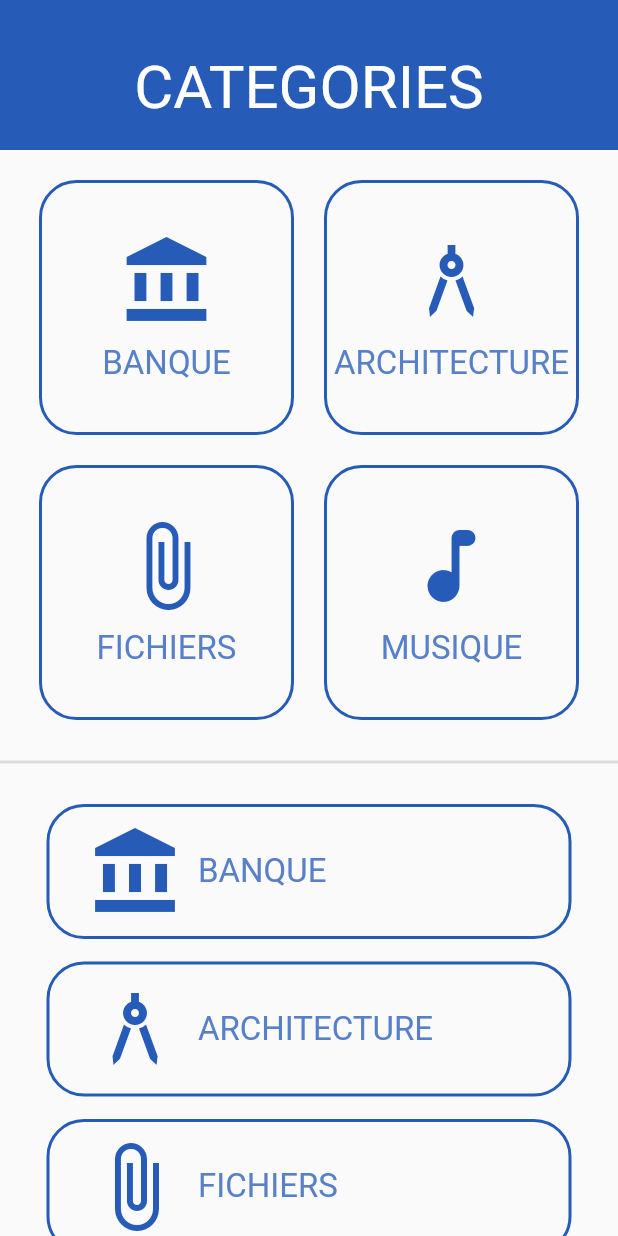
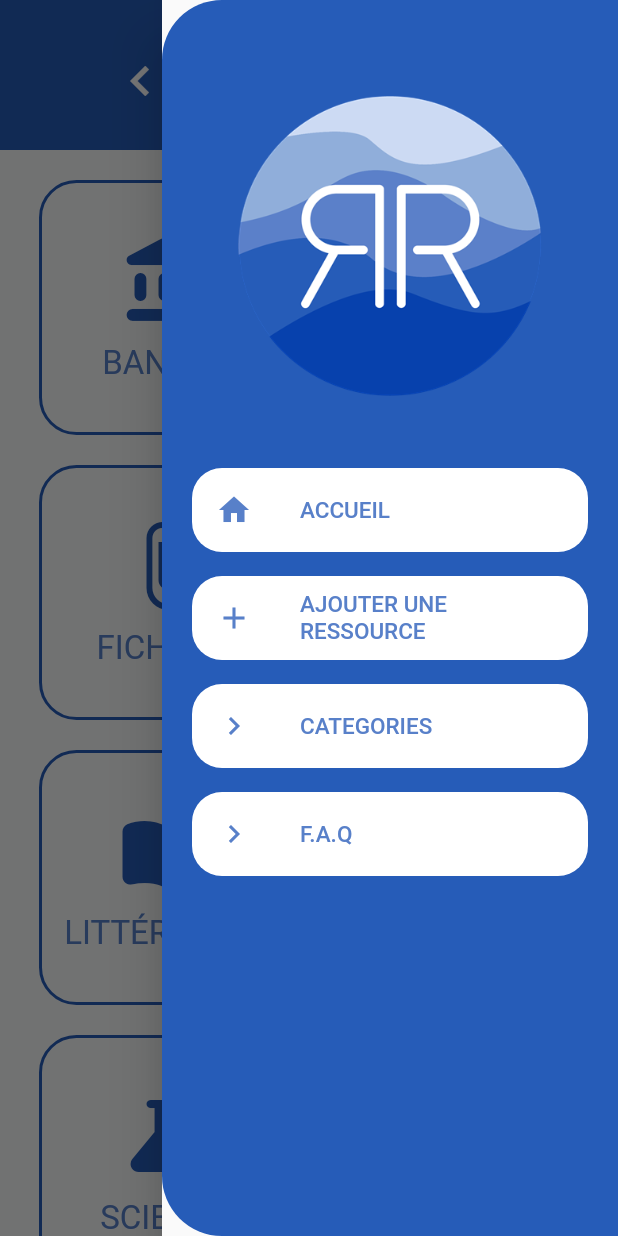
Before and after one commit to JulienCorbo/le_cube, a Flutter app: the categoryPage screen opened directly, with the side drawer open (before the commit the screen has no drawer), on a phone screen of 412 x 824 dp. Run offline on Flutter 3.47's test engine with Material 2 defaults, Android fonts, the phone set to English and light mode, and no system bars; our stand-ins replace carousel_slider, google_fonts, share_plus, video_player.

Commit message:
Inscription + UI
Implémentation de l'inscription (TODO: sécurisation)

```diff
--- a/lib/commons/constants.dart
+++ b/lib/commons/constants.dart
@@ -44,13 +44,19 @@ final textInputDecoration = InputDecoration(
     )
 );
 
+final errorTextStyle = GoogleFonts.zenKurenaido(
+  textStyle: const TextStyle(
+    color: Colors.red,
+  )
+);
+
 final textStyle = GoogleFonts.zenKurenaido(
   textStyle: const TextStyle(
     color: blueText,
   ),
 );
 
-Widget categoryElementPage1({
+Widget categoryElementPage({
   required String title,
   required IconData? icon,
 }) => Container(
@@ -83,42 +89,6 @@ Widget categoryElementPage1({
           ),
         ),
   )
-);
-
-Widget categoryElementPage2({
-  required String title,
-  required IconData? icon,
-}) => Container(
-    width: 350,
-    height: 90,
-    decoration: BoxDecoration(
-      border: Border.all(width: 2.0, color: blueBorder),
-      borderRadius: BorderRadius.circular(25),
-    ),
-    child: SizedBox.fromSize(
-      size: Size(56, 56),
-      child: InkWell(
-        borderRadius: BorderRadius.circular(20),
-        splashColor: blueText, // splash color
-        onTap: () {}, // button pressed
-        child: Row(
-          mainAxisAlignment: MainAxisAlignment.start,
-          children: [
-            const SizedBox(width: 25),
-            Icon(
-              icon,
-              color: blueIcon,
-              size: 64,
-            ),
-            const SizedBox(width: 10),
-            Text(
-                title,
-                style: textStyle.copyWith(fontSize: 22)
-            ),
-          ],
-        ),
-      ),
-    )
 );
 
 Widget spotlightElement({
--- a/lib/main.dart
+++ b/lib/main.dart
@@ -1,7 +1,6 @@
 import 'package:flutter/material.dart';
 
-import 'package:le_cube/screens/splashScreen.dart';
-import 'package:le_cube/screens/homePage.dart';
+import 'package:le_cube/screens/login.dart';
 
 void main() {
   runApp(const MyApp());
@@ -15,9 +14,10 @@ class MyApp extends StatelessWidget {
     return MaterialApp(
       title: 'RR',
       theme: ThemeData(
+        //canvasColor: Colors.transparent,
         primarySwatch: Colors.blue,
       ),
-      home: const SplashScreen(),
+      home: const Login(),
     );
   }
 }
--- a/lib/screens/addRessource.dart
+++ b/lib/screens/addRessource.dart
@@ -24,6 +24,7 @@ class _addRessourceState extends State<addRessource> {
   @override
   Widget build(BuildContext context) {
     return Scaffold(
+        backgroundColor: whiteBackground,
         key: _globalKey,
         endDrawer: NavigationDrawerWidget(),
         body: LayoutBuilder(
--- a/lib/screens/category.dart
+++ b/lib/screens/category.dart
@@ -1,7 +1,8 @@
 import 'package:flutter/material.dart';
-import 'package:le_cube/commons/constants.dart';
 
 import 'package:le_cube/commons/constants.dart';
+import 'package:le_cube/widgets/navigationDrawer.dart';
+import 'package:le_cube/screens/homePage.dart';
 
 class categoryPage extends StatefulWidget {
   const categoryPage({Key? key}) : super(key: key);
@@ -15,11 +16,13 @@ class _categoryPageState extends State<categoryPage> {
   @override
   Widget build(BuildContext context) {
     return Scaffold(
+        endDrawer: NavigationDrawerWidget(),
+        backgroundColor: whiteBackground,
         key: _globalKey,
         body: LayoutBuilder(
         builder: (BuildContext context, BoxConstraints viewportConstraints){
           return SingleChildScrollView(
-            child: Column(
+              child: Column(
               children: [
                 Container(
                   height: 100,
@@ -27,9 +30,21 @@ class _categoryPageState extends State<categoryPage> {
                   decoration: const BoxDecoration(
                     color: blueBackground,
                   ),
-                  child: Column(
+                  child: Row(
+                    mainAxisAlignment: MainAxisAlignment.center,
                     children: [
-                      const SizedBox(height: 35, width: double.infinity,),
+                      IconButton(
+                          onPressed: () {
+                            Navigator.of(context).push(MaterialPageRoute(
+                                builder: (context) => const homePage()
+                            ));
+                            },
+                          icon: const Icon(
+                              Icons.keyboard_arrow_left,
+                            size: 40.0,
+                            color: Colors.white,
+                          )
+                      ),
                       Text(
                         'CATEGORIES',
                         style: textStyle.copyWith(fontSize: 40, color: Colors.white),
@@ -47,41 +62,62 @@ class _categoryPageState extends State<categoryPage> {
                           Row(
                               mainAxisAlignment: MainAxisAlignment.center,
                               children:[
-                                categoryElementPage1(icon: Icons.account_balance, title: 'BANQUE'),
+                                categoryElementPage(icon: Icons.account_balance_rounded, title: 'BANQUE'),
                                 const SizedBox(width: 20),
-                                categoryElementPage1(icon: Icons.architecture, title: 'ARCHITECTURE')
+                                categoryElementPage(icon: Icons.architecture, title: 'ARCHITECTURE')
                               ]
                           ),
                           const SizedBox(height: 20),
                           Row(
                               mainAxisAlignment: MainAxisAlignment.center,
                               children:[
-                                categoryElementPage1(icon: Icons.attach_file, title: 'FICHIERS'),
+                                categoryElementPage(icon: Icons.attach_file, title: 'FICHIERS'),
                                 const SizedBox(width: 20),
-                                categoryElementPage1(icon: Icons.music_note_rounded, title: 'MUSIQUE')
+                                categoryElementPage(icon: Icons.music_note_rounded, title: 'MUSIQUE')
                               ]
                           ),
                           const SizedBox(height: 20),
-                          const Divider(thickness: 2),
+                          Row(
+                              mainAxisAlignment: MainAxisAlignment.center,
+                              children:[
+                                categoryElementPage(icon: Icons.menu_book_rounded , title: 'LITTÉRATURE'),
+                                const SizedBox(width: 20),
+                                categoryElementPage(icon: Icons.theater_comedy , title: 'CULTURE')
+                              ]
+                          ),
                           const SizedBox(height: 20),
-                          Column(
-                            children: [
-                              categoryElementPage2(icon: Icons.account_balance, title: 'BANQUE'),
-                              const SizedBox(height: 15),
-                              categoryElementPage2(icon: Icons.architecture, title: 'ARCHITECTURE'),
-                              const SizedBox(height: 15),
-                              categoryElementPage2(icon: Icons.attach_file, title: 'FICHIERS'),
-                              const SizedBox(height: 15),
-                              categoryElementPage2(icon: Icons.music_note_rounded, title: 'MUSIQUE')
-                            ],
-                          )
+                          Row(
+                              mainAxisAlignment: MainAxisAlignment.center,
+                              children:[
+                                categoryElementPage(icon: Icons.science_rounded , title: 'SCIENCE'),
+                                const SizedBox(width: 20),
+                                categoryElementPage(icon: Icons.skateboarding_rounded , title: 'JEUNESSE')
+                              ]
+                          ),
+                          const SizedBox(height: 20),
+                          Row(
+                              mainAxisAlignment: MainAxisAlignment.center,
+                              children:[
+                                categoryElementPage(icon: Icons.military_tech_rounded , title: 'HISTOIRE'),
+                                const SizedBox(width: 20),
+                                categoryElementPage(icon: Icons.park_rounded , title: 'NATURE')
+                              ]
+                          ),
+                          const SizedBox(height: 20),
+                          Row(
+                              mainAxisAlignment: MainAxisAlignment.center,
+                              children:[
+                                categoryElementPage(icon: Icons.military_tech_rounded , title: 'HISTOIRE'),
+                              ]
+                          ),
                         ],
                       ),
+
                     );
                   }
                   )
               ],
-            ),
+              ),
           );
         }
         )
--- a/lib/widgets/navigationDrawer.dart
+++ b/lib/widgets/navigationDrawer.dart
@@ -12,6 +12,9 @@ class NavigationDrawerWidget extends StatelessWidget {
   Widget build(BuildContext context) {
     return Drawer(
         child: Material(
+          shape: const RoundedRectangleBorder(
+              borderRadius: BorderRadius.only(topLeft: Radius.circular(40), bottomLeft: Radius.circular(40))
+          ),
           color: blueBackground,
           child: ListView(
             padding: padding,
@@ -55,15 +58,15 @@ class NavigationDrawerWidget extends StatelessWidget {
     required IconData icon,
     VoidCallback? onClicked,
   }) {
-    final color = blueText;
-    final hoverColor = Colors.grey;
+    const color = blueText;
+    const hoverColor = Colors.grey;
     return ListTile(
       leading: Icon(icon, color: color),
       title: Text(
           text,
           style: GoogleFonts.zenKurenaido(
               textStyle: const TextStyle(
-                  fontSize: 14,
+                  fontSize: 15,
                   color: blueText
               )
           ),
```
Also changed, not shown: lib/screens/homePage.dart (+9 -5 lines), lib/screens/login.dart (+9 -0 lines), lib/screens/signup.dart (+83 -3 lines).
